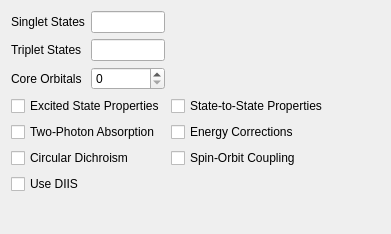
The window that src/Qui/AdcTab.ui (nutjunkie/IQmol) describes before a commit, drawn with Qt 5.
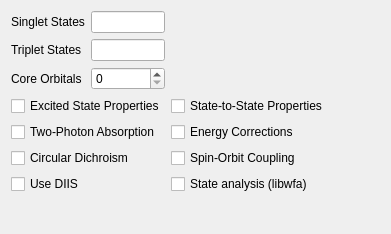
The same window after the commit.

Commit message: add checkboxes for libwfa for CIS, ADC, EOM-CC

The edit to the form file:
```diff
--- a/src/Qui/AdcTab.ui
+++ b/src/Qui/AdcTab.ui
@@ -118,6 +118,13 @@
        </property>
       </widget>
      </item>
+     <item row="4" column="1">
+      <widget class="QCheckBox" name="state_analysis">
+       <property name="text">
+        <string>State analysis (libwfa)</string>
+       </property>
+      </widget>
+     </item>
     </layout>
    </item>
    <item>
```
The commit also changes 3 other files.
